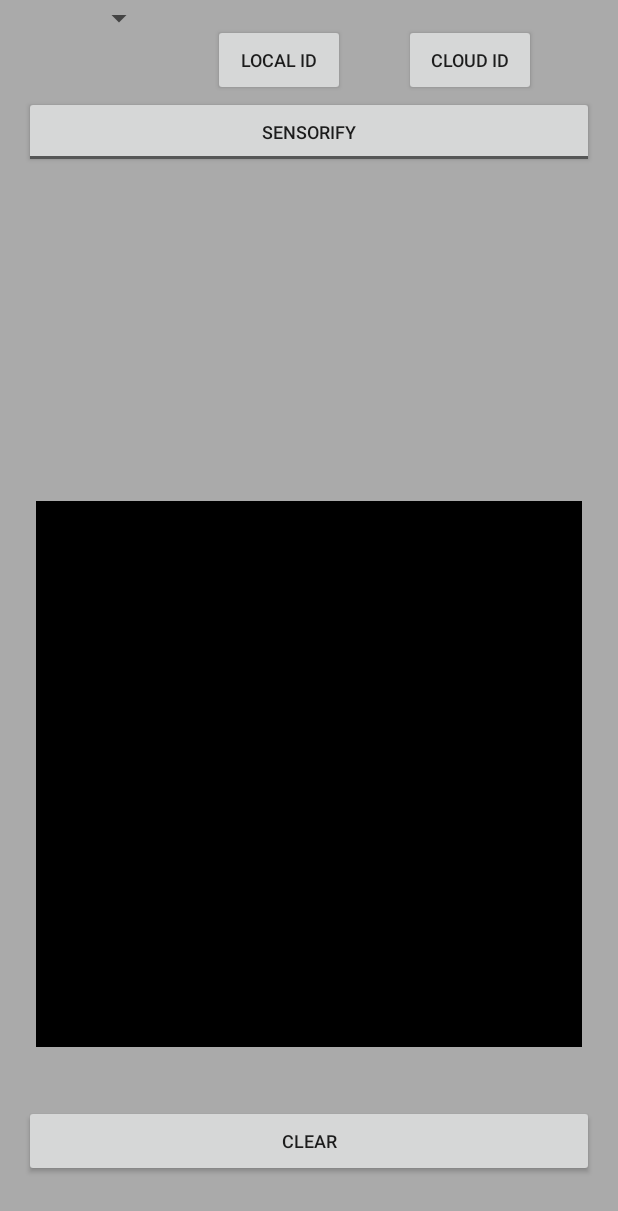
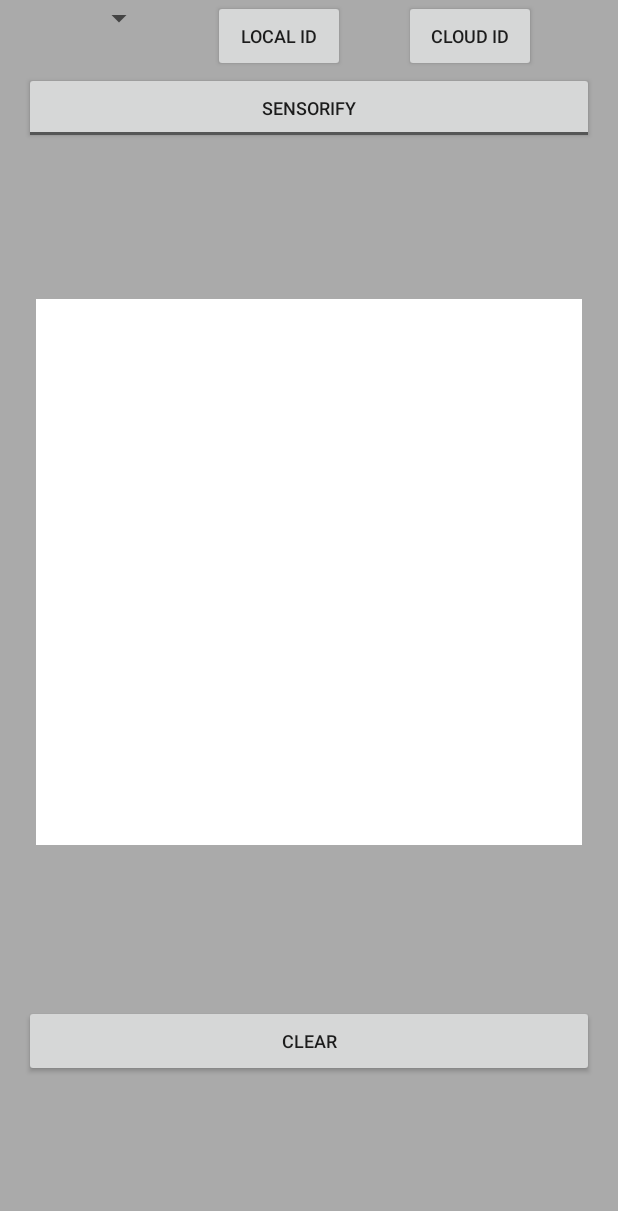
Before and after one commit to GoogleCloudPlatform/air-draw-demo, an Android app: the layout activity_content.xml on its own in the app's theme, with its tools: preview values and no code run, on a phone screen of 412 x 824 dp. Shown: the top 1211 px of the screen. Run offline under Robolectric (Android 15) with nearby library versions, the phone set to English and light mode, and no system bars; network calls fail.

```diff
--- a/android/build.gradle.kts
+++ b/android/build.gradle.kts
@@ -21,6 +21,9 @@ dependencies {
     implementation("com.google.firebase:firebase-ml-vision-image-label-model:19.0.0")
 
     implementation("org.tensorflow:tensorflow-lite:1.13.1")
+
+    implementation("org.jetbrains.kotlinx:kotlinx-coroutines-core:1.1.1")
+    implementation("org.jetbrains.kotlinx:kotlinx-coroutines-android:1.1.1")
 }
 
 googleServices {
--- a/android/src/main/kotlin/com/jamesward/airdraw/DrawingCanvas.kt
+++ b/android/src/main/kotlin/com/jamesward/airdraw/DrawingCanvas.kt
@@ -9,8 +9,6 @@ import kotlinx.android.synthetic.main.activity_content.view.*
 
 class DrawingCanvas(context: Context?, attr: AttributeSet) : View(context, attr) {
 
-    var drawing: Boolean = false
-//    var previousPoint: PointF = PointF(0f,0f)
     val paint: Paint = Paint(Paint.ANTI_ALIAS_FLAG)
     private val drawingPath = Path()
     private var cachedBitmap: Bitmap? = null
@@ -18,16 +16,17 @@ class DrawingCanvas(context: Context?, attr: AttributeSet) : View(context, attr)
     init {
         paint.style = Paint.Style.STROKE
         paint.strokeWidth = 70.0f
-        paint.color = Color.WHITE
+        paint.color = Color.BLACK
         paint.strokeJoin = Paint.Join.ROUND
         paint.strokeCap = Paint.Cap.ROUND
     }
 
     fun getBitmap():Bitmap {
         val bitmap = Bitmap.createBitmap(width, height, Bitmap.Config.ARGB_8888)
+        println("bitmap 0,0 = " + Integer.toHexString(bitmap.getPixel(0, 0)))
         val canvas = Canvas(bitmap)
         draw(canvas)
-//        invalidate()
+        println("bitmap 0,0 = " + Integer.toHexString(bitmap.getPixel(0, 0)))
         return bitmap
     }
 
@@ -42,19 +41,15 @@ class DrawingCanvas(context: Context?, attr: AttributeSet) : View(context, attr)
         if (event != null) {
             when {
                 event.action == MotionEvent.ACTION_DOWN -> {
-                    drawing = true
-    //                previousPoint = PointF(event.x, event.y)
                     drawingPath.moveTo(event.x, event.y)
                     handled = true
                 }
                 event.action == MotionEvent.ACTION_MOVE -> {
-                    //todo: needed?  var newPoint = PointF(event.x, event.y)
                     drawingPath.lineTo(event.x, event.y)
                     invalidate()
                     handled = true
                 }
                 event.action == MotionEvent.ACTION_UP -> {
-                    drawing = false
                     handled = true
                 }
             }
@@ -69,9 +64,12 @@ class DrawingCanvas(context: Context?, attr: AttributeSet) : View(context, attr)
     }
 
     override fun onDraw(canvas: Canvas?) {
-        if (cachedBitmap != null)
-            canvas!!.drawBitmap(cachedBitmap!!, 0f, 0f, null)
-        else
-            canvas!!.drawPath(drawingPath, paint)
+        canvas?.drawPath(drawingPath, paint)
+//        canvas?.let {
+//            if (cachedBitmap != null)
+//                it.drawBitmap(cachedBitmap!!, 0f, 0f, null)
+//            else
+//                it.drawPath(drawingPath, paint)
+//        }
     }
 }
--- a/android/src/main/res/layout/activity_content.xml
+++ b/android/src/main/res/layout/activity_content.xml
@@ -74,7 +74,7 @@
         android:layout_width="wrap_content"
         android:layout_height="wrap_content"
         android:orientation="horizontal"
-        app:layout_constraintGuide_begin="16dp" />
+        app:layout_constraintGuide_begin="0dp" />
 
     <Button
         android:id="@+id/clearButton"
@@ -129,8 +129,7 @@
         android:layout_width="0dp"
         android:layout_height="0dp"
         android:layout_margin="8dp"
-        android:background="@android:color/black"
-        app:layout_constraintBottom_toBottomOf="parent"
+        android:background="@android:color/white"
         app:layout_constraintDimensionRatio="1:1"
         app:layout_constraintEnd_toEndOf="@id/rightGuide"
         app:layout_constraintHorizontal_bias="0.0"
```
Also changed, not shown: android/src/main/kotlin/com/jamesward/airdraw/MainActivity.kt (+85 -77 lines).
